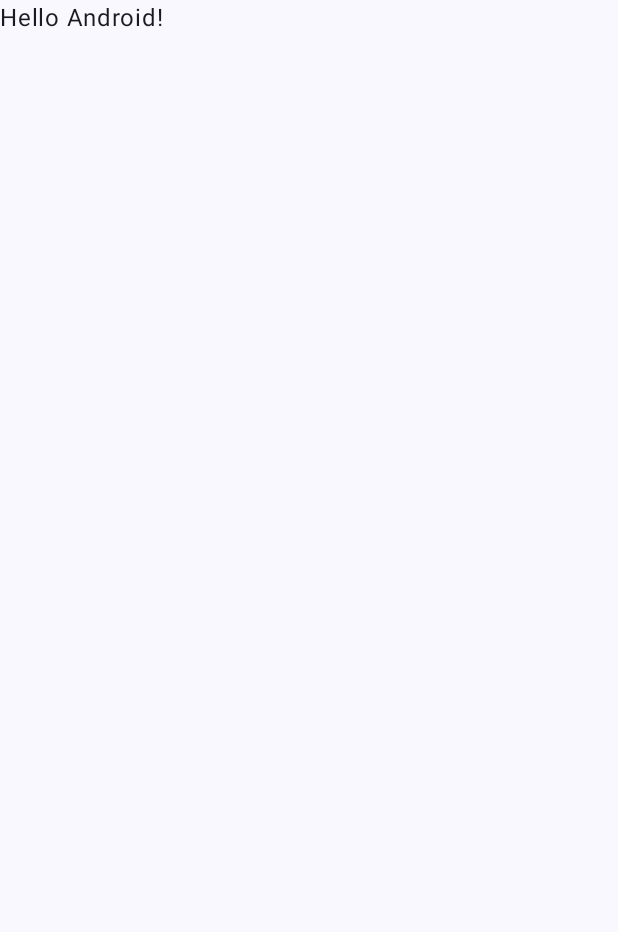
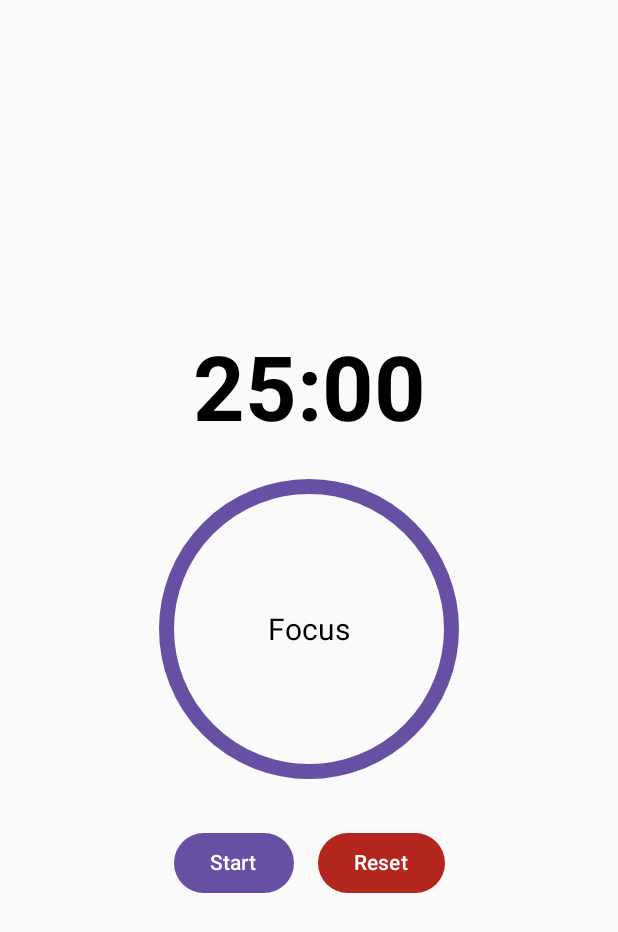
Before and after one commit to johnzhou1210/tomato-not-potato, an Android app built with Jetpack Compose: the screen it shows after launch (MainActivity), on a phone screen of 412 x 824 dp. Before the commit the part shown is almost empty. Shown: the top 932 px of the screen. Run offline under Robolectric (Android 15) with nearby library versions, the phone set to English and light mode, and no system bars.

Commit message:
initial commit

```diff
--- a/app/build.gradle.kts
+++ b/app/build.gradle.kts
@@ -2,6 +2,7 @@ plugins {
     alias(libs.plugins.android.application)
     alias(libs.plugins.kotlin.android)
     alias(libs.plugins.kotlin.compose)
+
 }
 
 android {
@@ -56,4 +57,5 @@ dependencies {
     androidTestImplementation(libs.androidx.compose.ui.test.junit4)
     debugImplementation(libs.androidx.compose.ui.tooling)
     debugImplementation(libs.androidx.compose.ui.test.manifest)
+    implementation("androidx.lifecycle:lifecycle-viewmodel-compose:2.6.1")
 }
--- a/app/src/main/java/com/example/tomatonotpotato/MainActivity.kt
+++ b/app/src/main/java/com/example/tomatonotpotato/MainActivity.kt
@@ -3,45 +3,186 @@ package com.example.tomatonotpotato
 import android.os.Bundle
 import androidx.activity.ComponentActivity
 import androidx.activity.compose.setContent
-import androidx.activity.enableEdgeToEdge
-import androidx.compose.foundation.layout.fillMaxSize
-import androidx.compose.foundation.layout.padding
-import androidx.compose.material3.Scaffold
-import androidx.compose.material3.Text
-import androidx.compose.runtime.Composable
+import androidx.compose.foundation.layout.*
+import androidx.compose.material3.*
+import androidx.compose.material3.CircularProgressIndicator
+import androidx.compose.material3.ProgressIndicatorDefaults
+import androidx.compose.runtime.*
+import androidx.compose.ui.Alignment
 import androidx.compose.ui.Modifier
+import androidx.compose.ui.text.font.FontWeight
 import androidx.compose.ui.tooling.preview.Preview
-import com.example.tomatonotpotato.ui.theme.TomatoNotPotatoTheme
+import androidx.compose.ui.unit.dp
+import androidx.compose.ui.unit.sp
+import androidx.lifecycle.ViewModel
+import androidx.lifecycle.viewModelScope
+import androidx.lifecycle.viewmodel.compose.viewModel
+import kotlinx.coroutines.Job
+import kotlinx.coroutines.delay
+import kotlinx.coroutines.flow.MutableStateFlow
+import kotlinx.coroutines.flow.asStateFlow
+import kotlinx.coroutines.launch
+import java.text.SimpleDateFormat
+import java.util.*
 
-class MainActivity : ComponentActivity() {
-    override fun onCreate(savedInstanceState: Bundle?) {
-        super.onCreate(savedInstanceState)
-        enableEdgeToEdge()
-        setContent {
-            TomatoNotPotatoTheme {
-                Scaffold(modifier = Modifier.fillMaxSize()) { innerPadding ->
-                    Greeting(
-                        name = "Android",
-                        modifier = Modifier.padding(innerPadding)
-                    )
-                }
+// --- Data Model ---
+data class PomodoroState(
+    val totalTimeMillis: Long,
+    val timeLeftMillis: Long,
+    val isRunning: Boolean,
+    val isBreak: Boolean
+)
+
+// --- ViewModel ---
+class PomodoroViewModel : ViewModel() {
+
+    private val _state = MutableStateFlow(
+        PomodoroState(
+            totalTimeMillis = 25 * 60 * 1000L,
+            timeLeftMillis = 25 * 60 * 1000L,
+            isRunning = false,
+            isBreak = false
+        )
+    )
+    val state = _state.asStateFlow()
+
+    private var timerJob: Job? = null
+
+    fun setTimer(mins: Int, isRunning: Boolean, isBreak: Boolean) {
+        _state.value = PomodoroState(
+            totalTimeMillis = mins * 60 * 1000L,
+            timeLeftMillis = mins * 60 * 1000L,
+            isRunning = isRunning,
+            isBreak = isBreak
+        )
+    }
+
+    fun toggleTimer() {
+        if (_state.value.isRunning) pauseTimer() else startTimer()
+    }
+
+    private fun startTimer() {
+        if (timerJob?.isActive == true) return
+        _state.value = _state.value.copy(isRunning = true)
+
+        timerJob = viewModelScope.launch {
+            while (_state.value.timeLeftMillis > 0 && _state.value.isRunning) {
+                delay(1000)
+                _state.value = _state.value.copy(
+                    timeLeftMillis = _state.value.timeLeftMillis - 1000
+                )
             }
+            if (_state.value.timeLeftMillis <= 0) onTimerFinished()
+        }
+    }
+
+    private fun pauseTimer() {
+        timerJob?.cancel()
+        _state.value = _state.value.copy(isRunning = false)
+    }
+
+    fun resetTimer() {
+        timerJob?.cancel()
+        setTimer(25, false, false)
+    }
+
+    private fun onTimerFinished() {
+        if (!_state.value.isBreak) {
+            setTimer(5, true, true)
+        } else {
+            resetTimer()
+        }
+        startTimer()
+    }
+
+    override fun onCleared() {
+        super.onCleared()
+        timerJob?.cancel()
+    }
+}
+
+
+
+// --- Composable ---
+@Composable
+fun PomodoroScreen(viewModel: PomodoroViewModel = viewModel()) {
+    val state by viewModel.state.collectAsState()
+
+    val formattedTime = SimpleDateFormat("mm:ss", Locale.getDefault()).format(
+        Date(state.timeLeftMillis)
+    )
+
+    val progress = state.timeLeftMillis.toFloat() / state.totalTimeMillis
+
+    Column(
+        modifier = Modifier.fillMaxSize(),
+        horizontalAlignment = Alignment.CenterHorizontally,
+        verticalArrangement = Arrangement.Center
+    ) {
+        Text(
+            text = formattedTime,
+            fontSize = 60.sp,
+            fontWeight = FontWeight.Bold
+        )
+
+        Spacer(modifier = Modifier.height(24.dp))
+
+        Box(contentAlignment = Alignment.Center) {
+            CircularProgressIndicator(
+                progress = progress,
+                modifier = Modifier.size(200.dp),
+                color = if (state.isBreak) MaterialTheme.colorScheme.secondary else MaterialTheme.colorScheme.primary,
+                strokeWidth = 10.dp
+            )
+
+            Text(
+                text = if (state.isBreak) "Break" else "Focus",
+                fontSize = 20.sp
+            )
+        }
+
+        Spacer(modifier = Modifier.height(32.dp))
+
+        Row(
+            horizontalArrangement = Arrangement.spacedBy(16.dp),
+            verticalAlignment = Alignment.CenterVertically
+        ) {
+            Button(
+                onClick = { viewModel.toggleTimer() },
+                colors = ButtonDefaults.buttonColors(
+                    containerColor = if (state.isRunning) MaterialTheme.colorScheme.secondary else MaterialTheme.colorScheme.primary
+                )
+            ) {
+                Text(
+                    text = if (state.isRunning) "Pause" else "Start",
+                    color = MaterialTheme.colorScheme.onPrimary
+                )
+            }
+
+            Button(
+                onClick = { viewModel.resetTimer() },
+                colors = ButtonDefaults.buttonColors(containerColor = MaterialTheme.colorScheme.error)
+            ) {
+                Text("Reset", color = MaterialTheme.colorScheme.onError)
+            }
+
         }
     }
 }
 
-@Composable
-fun Greeting(name: String, modifier: Modifier = Modifier) {
-    Text(
-        text = "Hello $name!",
-        modifier = modifier
-    )
+// --- MainActivity ---
+class MainActivity : ComponentActivity() {
+    override fun onCreate(savedInstanceState: Bundle?) {
+        super.onCreate(savedInstanceState)
+        setContent {
+            PomodoroScreen()
+        }
+    }
 }
 
+// --- Preview ---
 @Preview(showBackground = true)
 @Composable
-fun GreetingPreview() {
-    TomatoNotPotatoTheme {
-        Greeting("Android")
-    }
+fun PomodoroScreenPreview() {
+    PomodoroScreen()
 }
```
Also changed, not shown: app/src/main/java/com/example/tomatonotpotato/ui/timer/TimerPage.kt (added, +13 -0 lines), app/src/main/res/mipmap-anydpi-v26/icon.jpeg (added).
